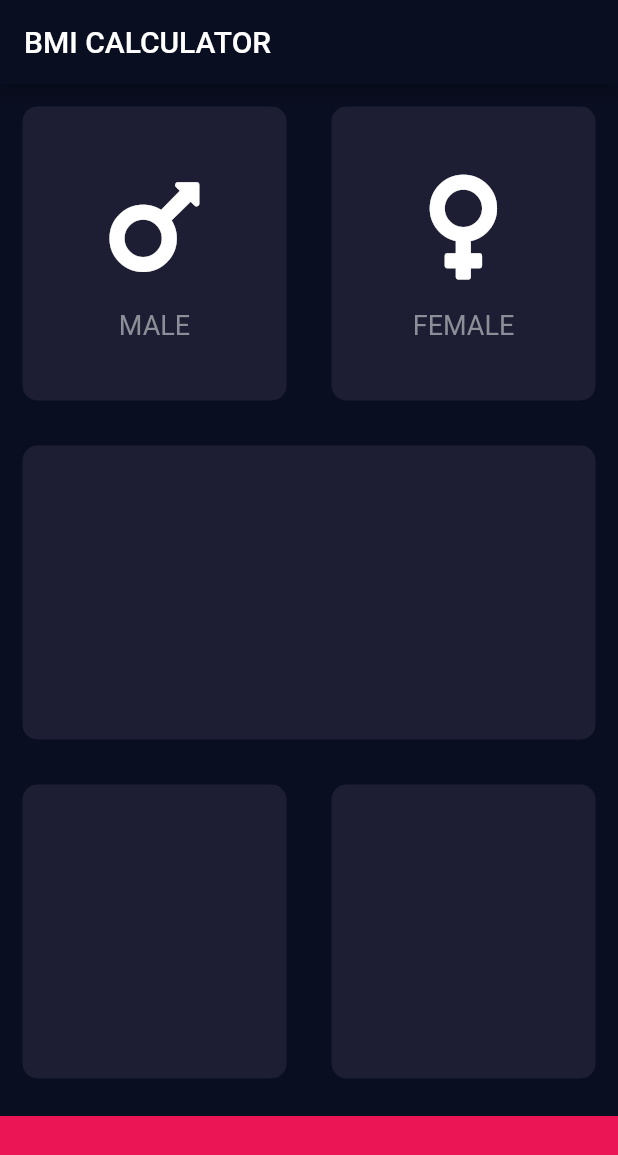
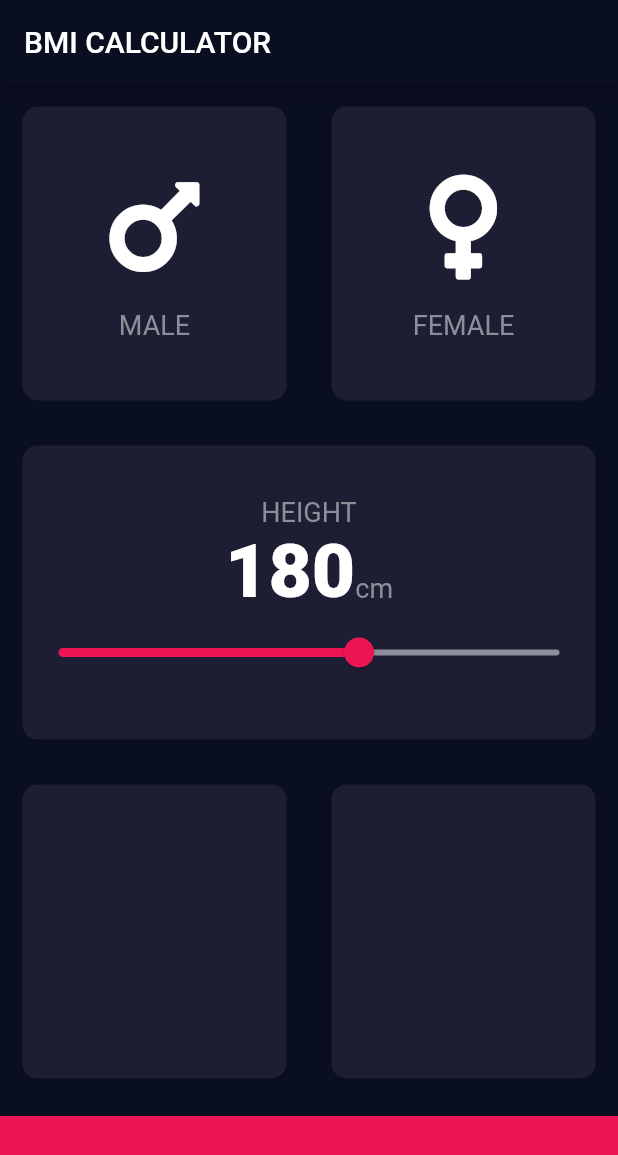
Before and after one commit to itayxsagiv/bmi-calculator-flutter, a Flutter app: the screen it shows after launch, on a phone screen of 412 x 824 dp. Shown: the top 1155 px of the screen. Run offline on Flutter 3.47's test engine with Material 2 defaults, Android fonts, the phone set to English and light mode, and no system bars; our stand-ins replace font_awesome_flutter.

```diff
--- /dev/null
+++ b/lib/constants.dart
@@ -0,0 +1,17 @@
+import 'package:flutter/material.dart';
+
+const kInactiveCardColor = Color(0xff1d1e33);
+const kActiveCardColor = Color(0xff111328);
+
+const kBottomContainerColor = Color(0xffeb1555);
+const kBottomContainerHeight = 80.0;
+
+const kLabelTextStyle = TextStyle(
+  fontSize: 18,
+  color: Color(0xff8d8e98),
+);
+
+const kNumberStyle = TextStyle(
+  fontSize: 50,
+  fontWeight: FontWeight.w900,
+);
--- a/lib/icon_content.dart
+++ b/lib/icon_content.dart
@@ -1,9 +1,5 @@
+import 'package:bmi_calculator/constants.dart';
 import 'package:flutter/material.dart';
-
-const labelTextStyle = TextStyle(
-  fontSize: 18,
-  color: Color(0xff8d8e98),
-);
 
 class IconContent extends StatelessWidget {
   final String label;
@@ -25,7 +21,7 @@ class IconContent extends StatelessWidget {
         ),
         Text(
           label,
-          style: labelTextStyle,
+          style: kLabelTextStyle,
         ),
       ],
     );
--- a/lib/input_page.dart
+++ b/lib/input_page.dart
@@ -1,12 +1,8 @@
+import 'package:bmi_calculator/constants.dart';
 import 'package:bmi_calculator/icon_content.dart';
 import 'package:bmi_calculator/reusable_card.dart';
 import 'package:flutter/material.dart';
 import 'package:font_awesome_flutter/font_awesome_flutter.dart';
-
-const inactiveCardColor = Color(0xff1d1e33);
-const activeCardColor = Color(0xff111328);
-const bottomContainerColor = Color(0xffeb1555);
-const bottomContainerHeight = 80.0;
 
 enum Gender { male, female }
 
@@ -17,6 +13,7 @@ class InputPage extends StatefulWidget {
 
 class _InputPageState extends State<InputPage> {
   Gender selectedGender;
+  int height = 180;
 
   @override
   Widget build(BuildContext context) {
@@ -25,7 +22,7 @@ class _InputPageState extends State<InputPage> {
         title: Text('BMI CALCULATOR'),
       ),
       body: Column(
-        // mainAxisAlignment: MainAxisAlignment.spaceEvenly,
+        crossAxisAlignment: CrossAxisAlignment.stretch,
         children: [
           Expanded(
             child: Row(
@@ -38,8 +35,8 @@ class _InputPageState extends State<InputPage> {
                       });
                     },
                     cardColor: selectedGender == Gender.male
-                        ? activeCardColor
-                        : inactiveCardColor,
+                        ? kActiveCardColor
+                        : kInactiveCardColor,
                     cardChild: IconContent(
                       label: 'MALE',
                       icon: FontAwesomeIcons.mars,
@@ -54,8 +51,8 @@ class _InputPageState extends State<InputPage> {
                       });
                     },
                     cardColor: selectedGender == Gender.female
-                        ? activeCardColor
-                        : inactiveCardColor,
+                        ? kActiveCardColor
+                        : kInactiveCardColor,
                     cardChild: IconContent(
                       label: 'FEMALE',
                       icon: FontAwesomeIcons.venus,
@@ -66,24 +63,62 @@ class _InputPageState extends State<InputPage> {
             ),
           ),
           Expanded(
-            child: ReusableCard(cardColor: inactiveCardColor),
+            child: ReusableCard(
+              cardColor: kInactiveCardColor,
+              cardChild: Column(
+                mainAxisAlignment: MainAxisAlignment.center,
+                children: [
+                  Text(
+                    'HEIGHT',
+                    style: kLabelTextStyle,
+                  ),
+                  Row(
+                    mainAxisAlignment: MainAxisAlignment.center,
+                    crossAxisAlignment: CrossAxisAlignment.baseline,
+                    textBaseline: TextBaseline.alphabetic,
+                    children: [
+                      Text(
+                        height.toString(),
+                        style: kNumberStyle,
+                      ),
+                      Text(
+                        'cm',
+                        style: kLabelTextStyle,
+                      ),
+                    ],
+                  ),
+                  Slider(
+                    min: 120,
+                    max: 220,
+                    inactiveColor: Color(0xff8d8e98),
+                    activeColor: Color(0xffeb1555),
+                    value: height.toDouble(),
+                    onChanged: (double newValue) {
+                      setState(() {
+                        height = newValue.round();
+                      });
+                    },
+                  ),
+                ],
+              ),
+            ),
           ),
           Expanded(
             child: Row(
               children: [
                 Expanded(
-                  child: ReusableCard(cardColor: inactiveCardColor),
+                  child: ReusableCard(cardColor: kInactiveCardColor),
                 ),
                 Expanded(
-                  child: ReusableCard(cardColor: inactiveCardColor),
+                  child: ReusableCard(cardColor: kInactiveCardColor),
                 ),
               ],
             ),
           ),
           Container(
-            color: bottomContainerColor,
+            color: kBottomContainerColor,
             margin: EdgeInsets.only(top: 10),
-            height: bottomContainerHeight,
+            height: kBottomContainerHeight,
             width: double.infinity,
           ),
         ],
```
